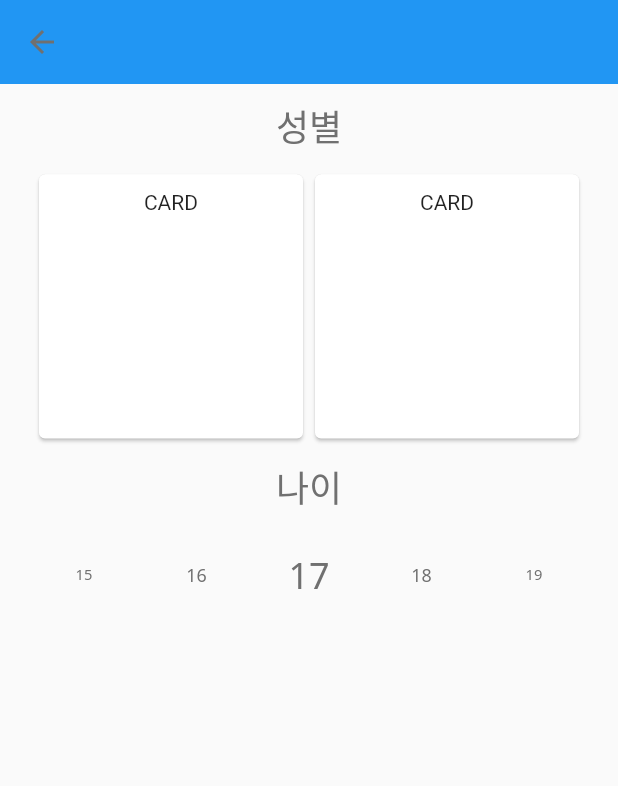
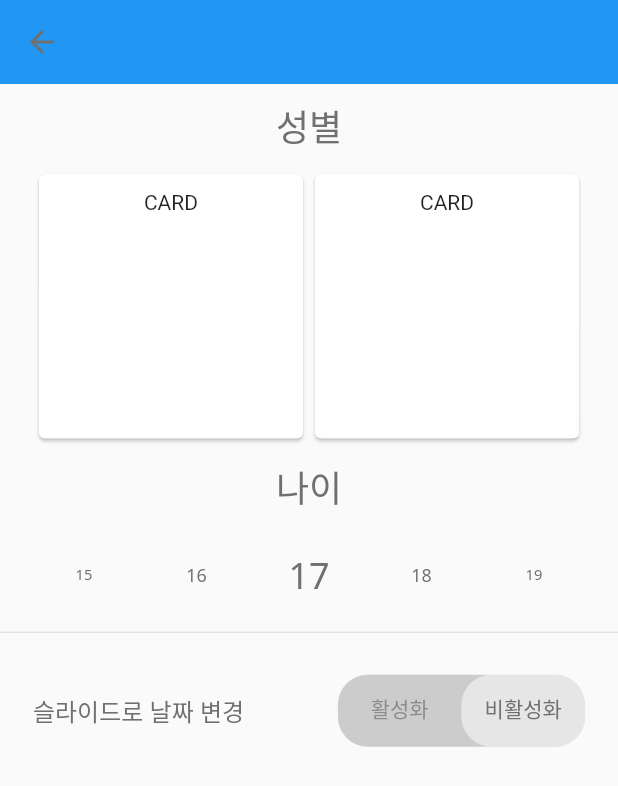
Before and after one commit to Player0002/School-Meals, a Flutter app: the SettingScreen screen opened directly, on a phone screen of 412 x 824 dp. Shown: the top 786 px of the screen. Run offline on Flutter 3.47's test engine with Material 2 defaults, Android fonts, the phone set to English and light mode, and no system bars; drawn by our look-alikes of scroll_snap_list; our stand-ins replace equatable, flutter_datetime_picker, flutter_swiper, google_fonts, shared_preferences; accounts and stored records are empty; network calls fail.

```diff
--- a/lib/provider/user_provider.dart
+++ b/lib/provider/user_provider.dart
@@ -21,7 +21,10 @@ class UserProvider extends ChangeNotifier {
   int get age => _age;
   bool get useSwiperNextDay => _useSwiperNextDay;
 
-  void toggleSwiperNextDay() => _useSwiperNextDay = !_useSwiperNextDay;
+  set useSwiperNextDay(val) {
+    _useSwiperNextDay = val;
+    notifyListeners();
+  }
 
   set age(val) {
     _age = val;
--- a/lib/screens/search/school_screen.dart
+++ b/lib/screens/search/school_screen.dart
@@ -185,12 +185,16 @@ class SchoolScreen extends StatelessWidget {
                         int vaild = swiper_provider.index -
                             swiper_provider.previousIndex;
                         if ((vaild).abs() == 2) {
+                          if (vaild > 0) {
+                            // When go Breakfast to dinner, I should subtract 1 days.
+                            meal.time = meal.time.subtract(Duration(days: 1));
+                          }
                           if (vaild < 0) {
-                            // When go Breakfast to dinner
+                            // When go dinner to breakfast, I should add 1 days.
+                            meal.time = meal.time.add(Duration(days: 1));
                           }
-                          if (vaild > 0) {
-                            // When go dinner to breakfast
-                          }
+                          //and update foods
+                          meal.loadingFood(provider.selectedSchool);
                         }
                       },
                       itemBuilder: (ctx, idx) {
--- a/lib/screens/search/setting_screen.dart
+++ b/lib/screens/search/setting_screen.dart
@@ -14,6 +14,7 @@ class SettingScreen extends StatelessWidget {
       //print(scrollController.offset);
     });
     SizeConfig().init(context);
+    final userOption = Provider.of<UserProvider>(context, listen: false);
     return Scaffold(
       appBar: AppBar(),
       body: SafeArea(
@@ -115,6 +116,28 @@ class SettingScreen extends StatelessWidget {
                       ),
                     ],
                   ),
+                ),
+                Divider(),
+                Padding(
+                  padding: EdgeInsets.symmetric(
+                    vertical: getProportionateScreenHeight(20),
+                    horizontal: getProportionateScreenWidth(20),
+                  ),
+                  child: Row(
+                    mainAxisAlignment: MainAxisAlignment.spaceBetween,
+                    children: [
+                      Text(
+                        "슬라이드로 날짜 변경",
+                        style: defaultFont.copyWith(fontSize: 16),
+                      ),
+                      CustomTabs(
+                        initialIndex: userOption.useSwiperNextDay ? 0 : 1,
+                        onPress: (newIdx) {
+                          userOption.useSwiperNextDay = newIdx == 0;
+                        },
+                      )
+                    ],
+                  ),
                 )
               ],
             ),
@@ -124,3 +147,48 @@ class SettingScreen extends StatelessWidget {
     );
   }
 }
+
+class CustomTabs extends StatelessWidget {
+  final ValueChanged<int> onPress;
+  final int initialIndex;
+  const CustomTabs({
+    Key key,
+    @required this.initialIndex,
+    @required this.onPress,
+  }) : super(key: key);
+
+  @override
+  Widget build(BuildContext context) {
+    return Container(
+      width: SizeConfig.screenWidth * 0.4,
+      decoration: BoxDecoration(
+        borderRadius: BorderRadius.circular(20),
+        color: Colors.grey.withOpacity(0.5),
+      ),
+      child: DefaultTabController(
+        initialIndex: initialIndex,
+        length: 2,
+        child: TabBar(
+          labelPadding: EdgeInsets.symmetric(
+            horizontal: getProportionateScreenWidth(10),
+          ),
+          indicator: BoxDecoration(
+            borderRadius: BorderRadius.circular(20),
+            color: Colors.white.withOpacity(0.5),
+          ),
+          labelStyle: defaultFont,
+          labelColor: textColor,
+          onTap: onPress,
+          tabs: [
+            Tab(
+              text: "활성화",
+            ),
+            Tab(
+              text: "비활성화",
+            ),
+          ],
+        ),
+      ),
+    );
+  }
+}
```
